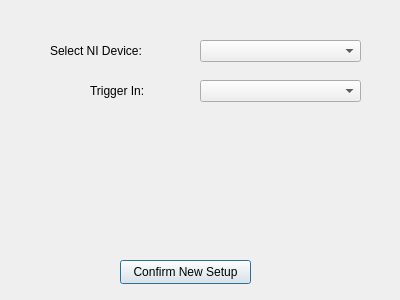
The window that src/app/src/advancedsetupdialog.ui (CuriBio/nautilus_acquisition) describes before a commit, drawn with Qt 5.
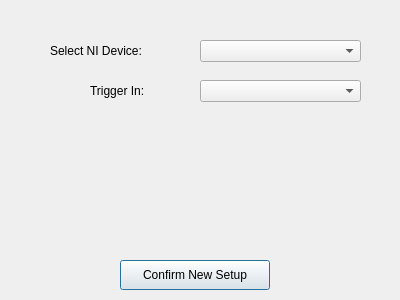
The same window after the commit.

Patch:
```diff
--- a/src/app/src/advancedsetupdialog.ui
+++ b/src/app/src/advancedsetupdialog.ui
@@ -41,8 +41,8 @@
     <rect>
      <x>120</x>
      <y>260</y>
-     <width>131</width>
-     <height>24</height>
+     <width>150</width>
+     <height>30</height>
     </rect>
    </property>
    <property name="text">
```
